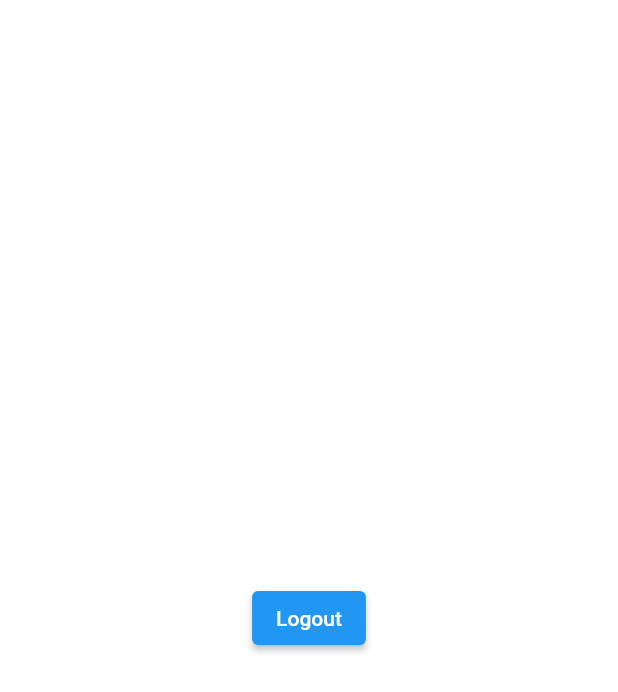
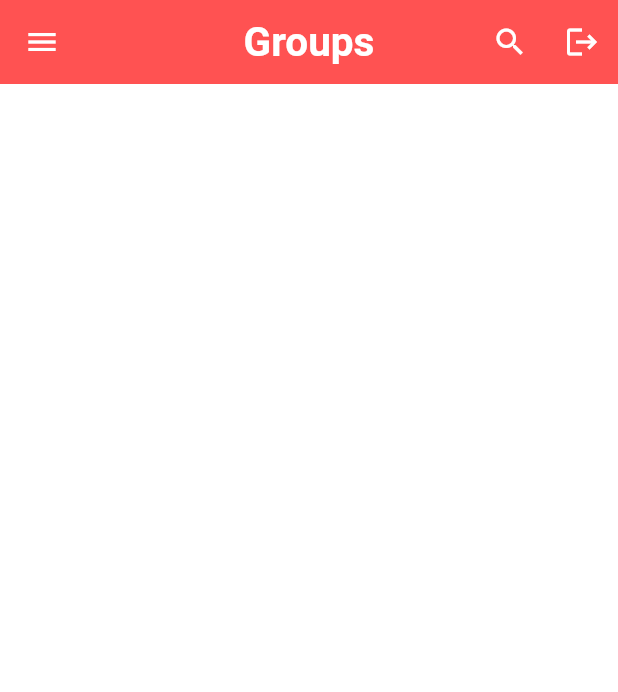
Before and after one commit to berrecelik/chatapp_flutter, a Flutter app: the HomePage screen opened directly, on a phone screen of 412 x 824 dp. Shown: the top 692 px of the screen. Run offline on Flutter 3.47's test engine with Material 2 defaults, Android fonts, the phone set to English and light mode, and no system bars; our stand-ins replace cloud_firestore, firebase_auth, firebase_core, google_fonts, shared_preferences; accounts and stored records are empty.

Commit message:
profilpage homepage added

```diff
--- a/lib/helper/helper_function.dart
+++ b/lib/helper/helper_function.dart
@@ -29,4 +29,16 @@ class HelperFunctions {
 
     return sf.getBool(userLoggedInKey);
   }
+
+  static Future<String?> getUserEmailfromSF() async {
+    SharedPreferences sf = await SharedPreferences.getInstance();
+
+    return sf.getString(userEmailKey);
+  }
+
+  static Future<String?> getUserNamefromSF() async {
+    SharedPreferences sf = await SharedPreferences.getInstance();
+
+    return sf.getString(userNameKey);
+  }
 }
--- a/lib/pages/home_page.dart
+++ b/lib/pages/home_page.dart
@@ -1,6 +1,10 @@
+import 'package:chatapp_flutter/helper/helper_function.dart';
 import 'package:chatapp_flutter/pages/login_page.dart';
+import 'package:chatapp_flutter/pages/profile_page.dart';
+import 'package:chatapp_flutter/pages/search_page.dart';
 import 'package:chatapp_flutter/service/auth_service.dart';
 import 'package:chatapp_flutter/widgets/widgets.dart';
+import 'package:firebase_auth/firebase_auth.dart';
 import 'package:flutter/material.dart';
 
 class HomePage extends StatefulWidget {
@@ -11,17 +15,133 @@ class HomePage extends StatefulWidget {
 }
 
 class _HomePageState extends State<HomePage> {
+  String userName = "";
+  String email = "";
   AuthService authService = AuthService();
+
+  @override
+  void initState() {
+    gettingUserData();
+    super.initState();
+  }
+
+  gettingUserData() async {
+    await HelperFunctions.getUserEmailfromSF().then((value) {
+      setState(() {
+        email = value!;
+      });
+    });
+    await HelperFunctions.getUserNamefromSF().then((value) {
+      setState(() {
+        userName = value!;
+      });
+    });
+  }
+
   @override
   Widget build(BuildContext context) {
     return Scaffold(
-      body: Center(
-        child: ElevatedButton(
-          child: Text("Logout"),
-          onPressed: () {
-            authService.signOut();
-            nextScreen(context, LoginPage());
-          },
+      appBar: AppBar(
+        actions: [
+          IconButton(
+              onPressed: () {
+                nextScreen(context, SearchPage());
+              },
+              icon: Icon(
+                Icons.search,
+                color: Colors.white,
+              )),
+          IconButton(
+              onPressed: () {
+                FirebaseAuth.instance.signOut();
+                nextScreen(context, LoginPage());
+                print("LOGOUT!!");
+              },
+              icon: Icon(
+                Icons.logout,
+                color: Colors.white,
+              ))
+        ],
+        elevation: 0,
+        backgroundColor: Theme.of(context).primaryColor,
+        centerTitle: true,
+        title: Text(
+          "Groups",
+          style: TextStyle(
+              color: Colors.white, fontWeight: FontWeight.bold, fontSize: 27),
+        ),
+      ),
+      drawer: Drawer(
+        child: ListView(
+          padding: EdgeInsets.symmetric(vertical: 50),
+          children: <Widget>[
+            Icon(
+              Icons.account_circle,
+              size: 100,
+              color: Colors.grey,
+            ),
+            SizedBox(
+              height: 50,
+            ),
+            Text(
+              userName,
+              textAlign: TextAlign.center,
+              style:
+                  TextStyle(color: Colors.black, fontWeight: FontWeight.bold),
+            ),
+            SizedBox(
+              height: 30,
+            ),
+            Divider(
+              height: 2,
+              thickness: 1,
+            ),
+            ListTile(
+              onTap: () async {
+                authService.signOut().whenComplete(() {
+                  nextScreenReplace(context, LoginPage());
+                });
+              },
+              selectedColor: Theme.of(context).primaryColor,
+              selected: true,
+              contentPadding: EdgeInsets.symmetric(horizontal: 20, vertical: 5),
+              leading: Icon(Icons.group),
+              title: Text(
+                "Groups",
+                style: TextStyle(color: Colors.black),
+              ),
+            ),
+            ListTile(
+              onTap: () {
+                nextScreenReplace(
+                    context,
+                    ProfilePage(
+                      userName: userName,
+                      email: email,
+                    ));
+              },
+              contentPadding: EdgeInsets.symmetric(horizontal: 20, vertical: 5),
+              leading: Icon(Icons.person_2),
+              title: Text(
+                "Profile",
+                style: TextStyle(color: Colors.black),
+              ),
+            ),
+            ListTile(
+              onTap: () async {
+                await authService.signOut();
+                Navigator.of(context).pushAndRemoveUntil(
+                    MaterialPageRoute(builder: (context) => LoginPage()),
+                    (route) => false);
+              },
+              contentPadding: EdgeInsets.symmetric(horizontal: 20, vertical: 5),
+              leading: Icon(Icons.exit_to_app),
+              title: Text(
+                "Logout",
+                style: TextStyle(color: Colors.black),
+              ),
+            )
+          ],
         ),
       ),
     );
--- a/pubspec.yaml
+++ b/pubspec.yaml
@@ -40,6 +40,7 @@ dependencies:
   cloud_firestore: ^4.4.5
   shared_preferences: ^2.0.20
   google_fonts: ^4.0.3
+  get: ^4.6.5
 
 dev_dependencies:
   flutter_test:
```
Also changed, not shown: lib/pages/login_page.dart (+8 -4 lines), lib/pages/profile_page.dart (added, +146 -0 lines), lib/pages/register_page.dart (+5 -2 lines), lib/pages/search_page.dart (added, +17 -0 lines), pubspec.lock.
